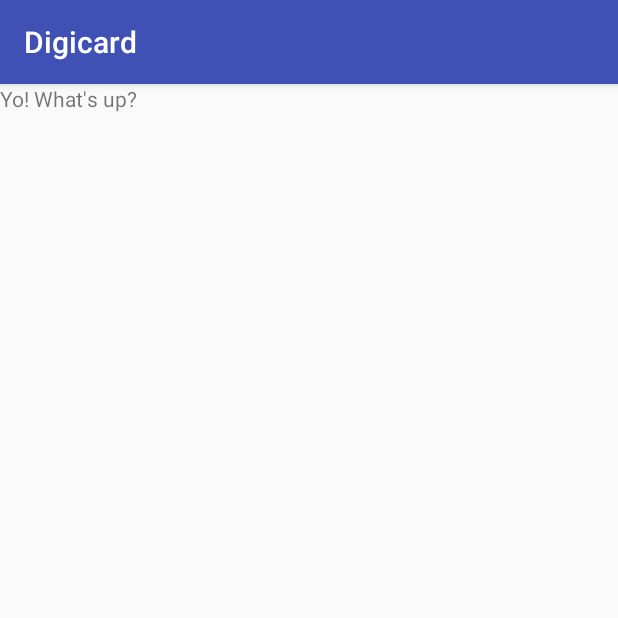
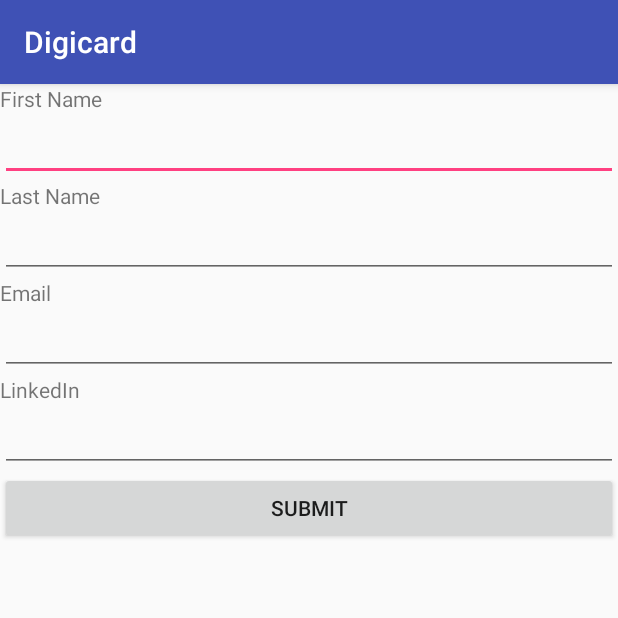
Before and after one commit to chrisumartinez/DigiCard, an Android app: the screen it shows after launch (MainActivity), on a phone screen of 412 x 824 dp, the top half of it. Run offline under Robolectric (Android 15) with nearby library versions, the phone set to English and light mode, and no system bars.

Commit message:
added new activity main, register_activity has barebones UI

```diff
--- a/app/src/main/kotlin/xyz/digicard/app/android/MainActivity.kt
+++ b/app/src/main/kotlin/xyz/digicard/app/android/MainActivity.kt
@@ -7,6 +7,6 @@ class MainActivity : AppCompatActivity() {
 
     override fun onCreate(savedInstanceState: Bundle?) {
         super.onCreate(savedInstanceState)
-        setContentView(R.layout.activity_main)
+        setContentView(R.layout.activity_rename)
     }
 }
--- /dev/null
+++ b/app/src/main/res/layout/activity_rename.xml
@@ -0,0 +1,56 @@
+<?xml version="1.0" encoding="utf-8"?>
+<LinearLayout xmlns:android="http://schemas.android.com/apk/res/android"
+    xmlns:tools="http://schemas.android.com/tools"
+    android:id="@+id/activity_add_book"
+    android:layout_width="match_parent"
+    android:layout_height="match_parent"
+    android:orientation="vertical"
+    >
+
+    <TextView
+        android:layout_width="match_parent"
+        android:layout_height="wrap_content"
+        android:text="First Name"
+        />
+    <EditText
+        android:layout_width="match_parent"
+        android:layout_height="wrap_content"
+        android:id="@+id/firstName"
+        />
+    <TextView
+        android:layout_width="match_parent"
+        android:layout_height="wrap_content"
+        android:text = "@string/lastName"
+        />
+    <EditText
+        android:layout_width="match_parent"
+        android:layout_height="wrap_content"
+        android:id="@+id/lastName"
+        />
+    <TextView
+        android:layout_width="match_parent"
+        android:layout_height="wrap_content"
+        android:text = "@string/email"
+        />
+    <EditText
+        android:layout_width="match_parent"
+        android:layout_height="wrap_content"
+        android:id="@+id/email"
+        />
+    <TextView
+        android:layout_width="match_parent"
+        android:layout_height="wrap_content"
+        android:text="@string/LinkedIn"
+        />
+    <EditText
+        android:layout_width="match_parent"
+        android:layout_height="wrap_content"
+        android:id="@+id/LinkedIn"
+        />
+    <Button
+        android:layout_width="match_parent"
+        android:layout_height="wrap_content"
+        android:id="@+id/submitButton"
+        android:text="Submit"
+        />
+</LinearLayout>
--- a/app/src/main/res/values/strings.xml
+++ b/app/src/main/res/values/strings.xml
@@ -1,3 +1,7 @@
 <resources>
     <string name="app_name">Digicard</string>
+    <string name="firstName">First Name</string>
+    <string name = "lastName">Last Name</string>
+    <string name = "email">Email</string>
+    <string name = "LinkedIn">LinkedIn</string>
 </resources>
```
Also changed, not shown: app/src/main/res/layout/activity_main2.xml (renamed from build.gradle, +13 -27 lines).
